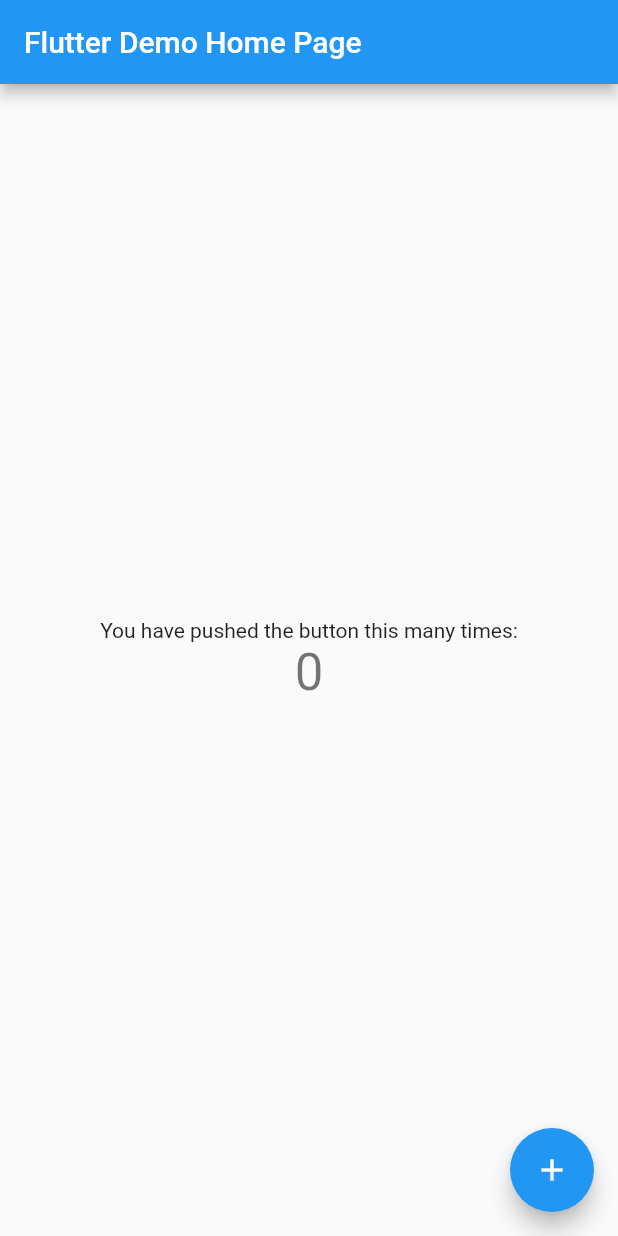
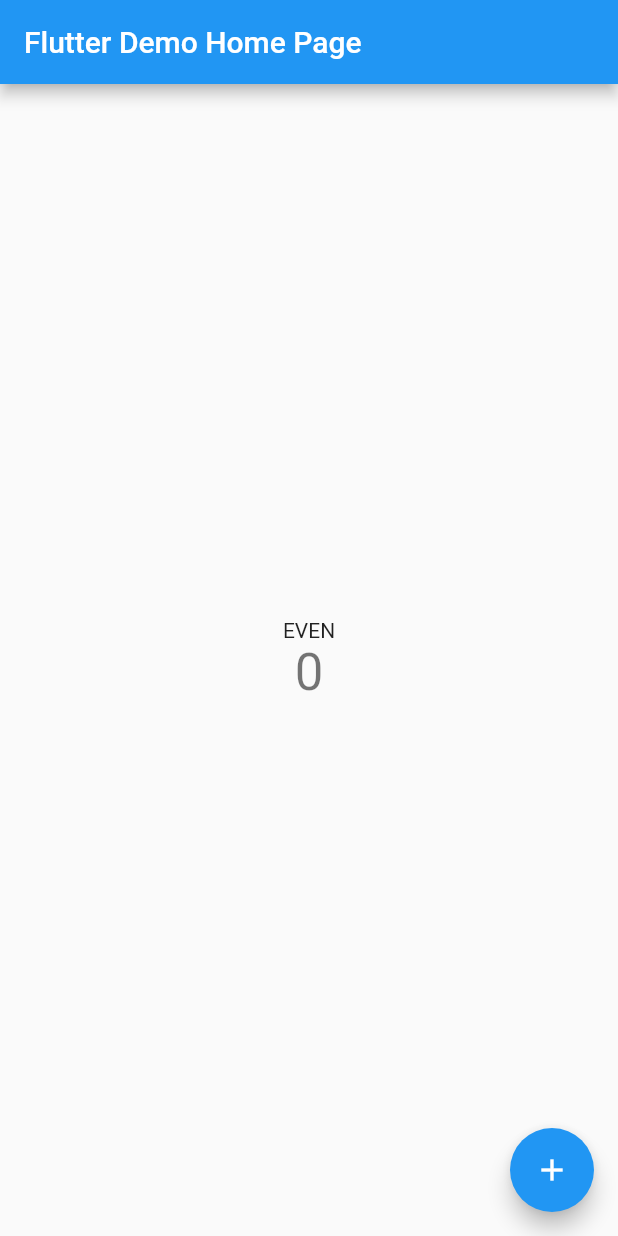
Before and after one commit to azrahisman/pbd-flutter-repository, a Flutter app: the screen it shows after launch, on a phone screen of 412 x 824 dp. Run offline on Flutter 3.47's test engine with Material 2 defaults, Android fonts, the phone set to English and light mode, and no system bars.

Commit message:
added conditionals

```diff
--- a/counter_7/lib/main.dart
+++ b/counter_7/lib/main.dart
@@ -95,8 +95,8 @@ class _MyHomePageState extends State<MyHomePage> {
           // horizontal).
           mainAxisAlignment: MainAxisAlignment.center,
           children: <Widget>[
-            const Text(
-              'You have pushed the button this many times:',
+            Text(
+              _counter % 2 != 0 ? 'ODD' : 'EVEN',
             ),
             Text(
               '$_counter',
```
